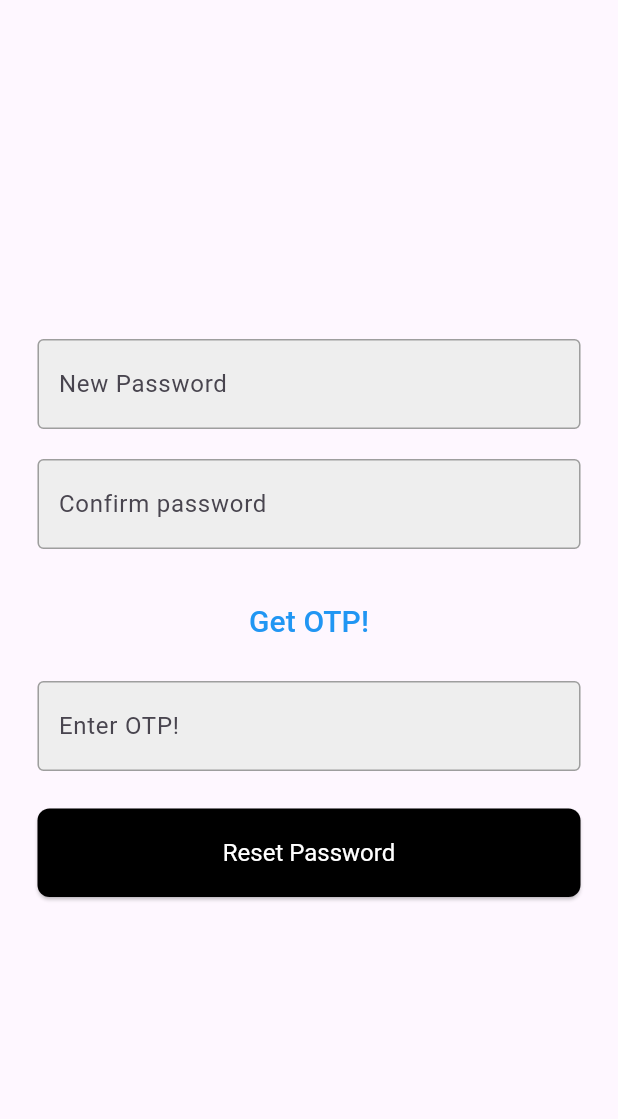
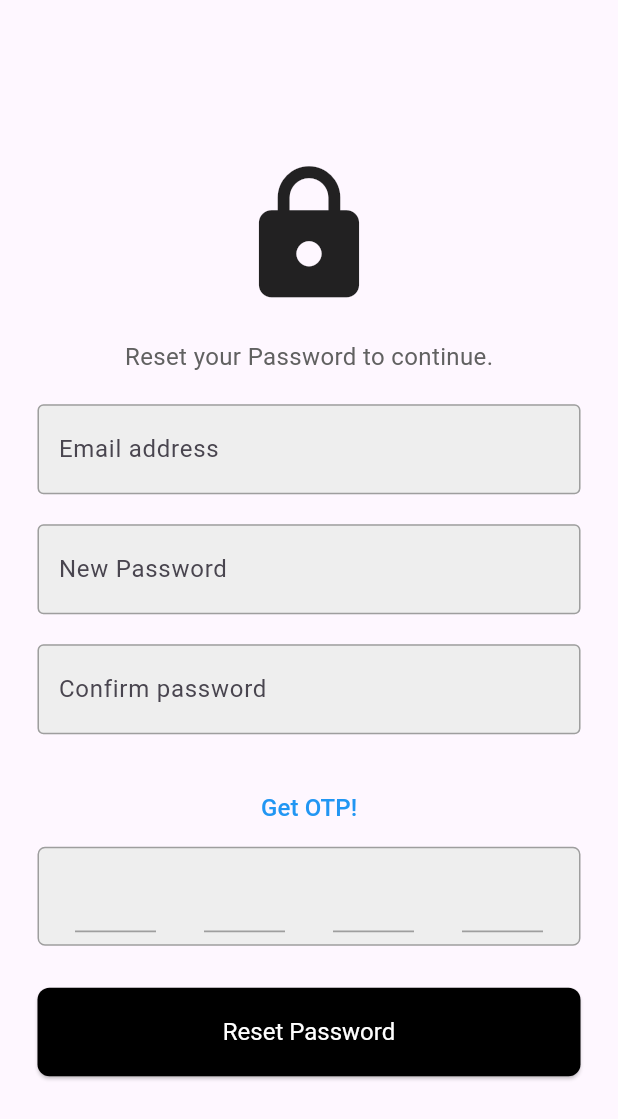
Before and after one commit to LuckyVishwa1104/Farm-Mitra, a Flutter app: the ForgotPassword screen opened directly, on a phone screen of 412 x 824 dp. Shown: the top 1119 px of the screen. Run offline on Flutter 3.47's test engine with Material 3 defaults, Android fonts, the light colour scheme and no system bars.

Commit message:
added otp text field

```diff
--- a/lib/components/input_text.dart
+++ b/lib/components/input_text.dart
@@ -3,28 +3,36 @@ import 'package:flutter/material.dart';
 class InputTextField extends StatelessWidget {
   final bool obscureText;
   final String hintText;
-  const InputTextField({
-    super.key,
-    required this.hintText,
-    required this.obscureText
-  });
+  const InputTextField(
+      {super.key, required this.hintText, required this.obscureText});
 
   @override
   Widget build(BuildContext context) {
     return Padding(
-      padding: const EdgeInsets.symmetric(horizontal: 25.0,),
+      padding: const EdgeInsets.symmetric(
+        horizontal: 25.0,
+      ),
       child: TextField(
         obscureText: obscureText,
         decoration: InputDecoration(
           enabledBorder: OutlineInputBorder(
-              borderSide: BorderSide(color: Colors.grey.shade500)),
+            borderSide: BorderSide(
+              color: Colors.grey.shade500,
+            ),
+          ),
           focusedBorder: const OutlineInputBorder(
-              borderSide: BorderSide(color: Colors.black, width: 1.5)),
+            borderSide: BorderSide(
+              color: Color.fromARGB(255, 54, 52, 52),
+              width: 1.2,
+            ),
+          ),
           fillColor: Colors.grey.shade200,
           filled: true,
           hintText: hintText,
-          contentPadding: const EdgeInsets.symmetric(vertical: 18,horizontal: 10)
-
+          contentPadding: const EdgeInsets.symmetric(
+            vertical: 18,
+            horizontal: 10,
+          ),
         ),
       ),
     );
--- /dev/null
+++ b/lib/components/otp_text_field.dart
@@ -0,0 +1,111 @@
+import 'package:flutter/material.dart';
+
+class OtpTextField extends StatefulWidget {
+  final Function(String) onCompleted;
+
+  const OtpTextField({required this.onCompleted, super.key});
+
+  @override
+  _OtpTextFieldState createState() => _OtpTextFieldState();
+}
+
+class _OtpTextFieldState extends State<OtpTextField> {
+  late List<TextEditingController> _controllers;
+  late List<FocusNode> _focusNodes;
+  late List<bool> _hasFocus;
+
+  @override
+  void initState() {
+    super.initState();
+    _controllers = List.generate(4, (index) => TextEditingController());
+    _focusNodes = List.generate(4, (index) => FocusNode());
+    _hasFocus = List.generate(4, (index) => false);
+
+    for (int i = 0; i < _controllers.length; i++) {
+      _controllers[i].addListener(() => _onTextChanged(i));
+      _focusNodes[i].addListener(() {
+        setState(() {
+          _hasFocus[i] = _focusNodes[i].hasFocus;
+        });
+      });
+    }
+  }
+
+  void _onTextChanged(int index) {
+    String text = _controllers[index].text;
+    if (text.length == 1) {
+      // Move focus to the next field
+      if (index < _controllers.length - 1) {
+        FocusScope.of(context).requestFocus(_focusNodes[index + 1]);
+      } else {
+        // Trigger completion callback
+        widget.onCompleted(_controllers.map((c) => c.text).join());
+      }
+    }
+  }
+
+  @override
+  void dispose() {
+    for (var controller in _controllers) {
+      controller.dispose();
+    }
+    for (var focusNode in _focusNodes) {
+      focusNode.dispose();
+    }
+    super.dispose();
+  }
+
+  @override
+  Widget build(BuildContext context) {
+    return Padding(
+      padding: const EdgeInsets.symmetric(horizontal: 25.0),
+      child: Container(
+        padding: const EdgeInsets.all(8),
+        decoration: BoxDecoration(
+          borderRadius: BorderRadius.circular(5),
+          color: Colors.grey.shade200,
+          border: Border.all(
+            color: Colors.grey.shade500,
+          ),
+        ),
+        child: Row(
+          mainAxisAlignment: MainAxisAlignment.center,
+          children: List.generate(4, (index) {
+            return Expanded(
+              child: Padding(
+                padding: const EdgeInsets.symmetric(
+                  horizontal: 16.0,
+                ),
+                child: TextField(
+                  controller: _controllers[index],
+                  focusNode: _focusNodes[index],
+                  textAlign: TextAlign.center,
+                  keyboardType: TextInputType.number,
+                  maxLength: 1,
+                  decoration: InputDecoration(
+                    counterText: '', // Hide the character counter
+                    focusedBorder: UnderlineInputBorder(
+                      borderSide: BorderSide(
+                        color: _hasFocus[index]
+                            ? const Color.fromARGB(255, 54, 52, 52)
+                            : Colors.grey.shade500,
+                        width: 1.2,
+                      ),
+                    ),
+                    enabledBorder: UnderlineInputBorder(
+                      borderSide: BorderSide(
+                        color: Colors.grey.shade500,
+                        width: 1.2,
+                      ),
+                    ),
+                  ),
+                  onChanged: (text) => _onTextChanged(index),
+                ),
+              ),
+            );
+          }),
+        ),
+      ),
+    );
+  }
+}
--- a/lib/pages/forgot_password.dart
+++ b/lib/pages/forgot_password.dart
@@ -1,6 +1,7 @@
 import 'package:farmmitra/components/custom_text_button.dart';
 import 'package:farmmitra/components/input_text.dart';
 import 'package:farmmitra/components/my_button.dart';
+import 'package:farmmitra/components/otp_text_field.dart';
 import 'package:farmmitra/pages/sign_in.dart';
 import 'package:flutter/material.dart';
 
@@ -11,7 +12,7 @@ class ForgotPassword extends StatelessWidget {
     Navigator.pushReplacement(
       context,
       MaterialPageRoute(
-        builder: (context) => SignIn(),
+        builder: (context) => const SignIn(),
       ),
     );
   }
@@ -26,6 +27,30 @@ class ForgotPassword extends StatelessWidget {
           child: Column(
             mainAxisAlignment: MainAxisAlignment.center,
             children: [
+              // icon for simplicity
+              Icon(
+                  Icons.lock,
+                  size: 100,
+                ),
+              SizedBox(
+                  height: 20.0,
+                ),
+                Text(
+                  "Reset your Password to continue.",
+                  style: TextStyle(color: Colors.grey[700], fontSize: 16),
+                ),
+                SizedBox(
+                  height: 20.0,
+                ),
+              // input field for email address
+              InputTextField(
+                hintText: 'Email address',
+                obscureText: false,
+              ),
+              SizedBox(
+                height: 20.0,
+              ),
+
               // text field for new password
               InputTextField(
                 hintText: 'New Password',
@@ -48,19 +73,19 @@ class ForgotPassword extends StatelessWidget {
               CustomTextButton(
                 buttonText: 'Get OTP!',
                 onPressed: () => generateOTP(),
-                fontSize: 20.0,
+                fontSize: 16.0,
               ),
               SizedBox(
-                height: 15.0,
+                height: 2.0,
               ),
 
               // input field for OTP
-              InputTextField(
-                hintText: 'Enter OTP!',
-                obscureText: false,
-              ),
+              OtpTextField(onCompleted: (otp) {
+                print('Entered OTP: $otp');
+                // Handle OTP submission here
+              },),
               SizedBox(
-                height: 25.0,
+                height: 28.0,
               ),
 
               // button for restting the password
```
